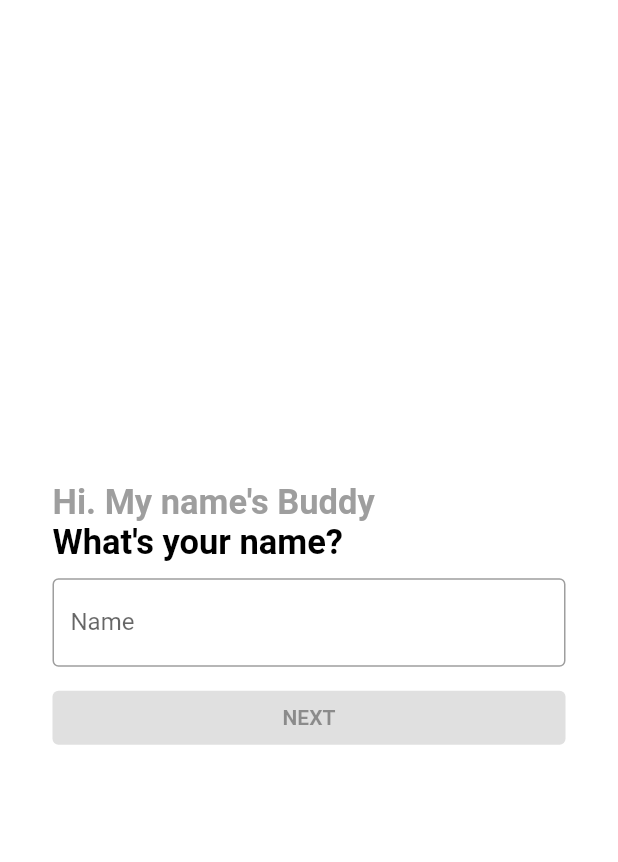
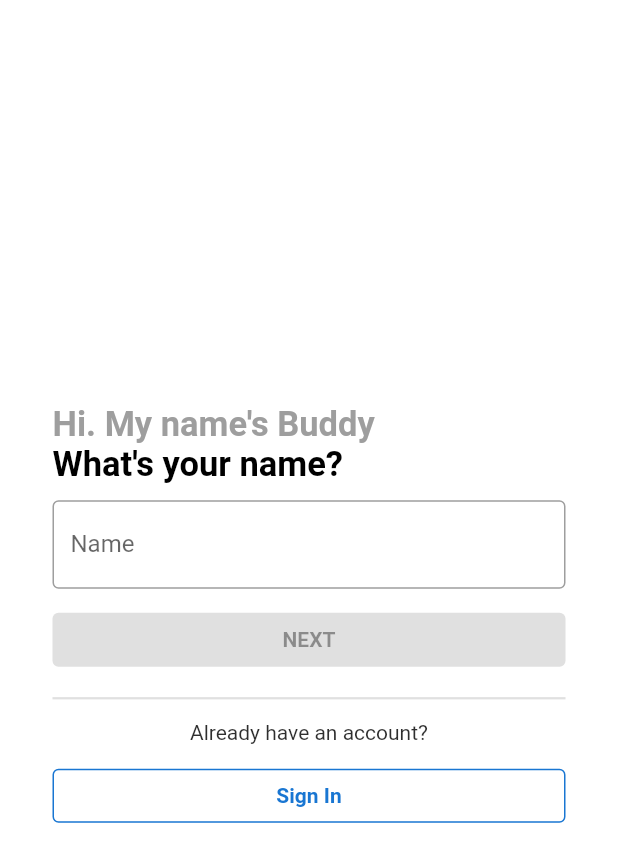
Before and after one commit to spiceFlowMatrix/positive_affirmations, a Flutter app: the NameFormScreen screen opened directly, on a phone screen of 412 x 824 dp. Shown: the top 862 px of the screen. Run offline on Flutter 3.47's test engine with Material 2 defaults, Android fonts, the phone set to English and light mode, and no system bars; our stand-ins replace bloc, cloud_firestore, equatable, firebase_core, flutter_bloc, flutter_local_notifications and 4 more; missing offline and left inert: flow_builder; accounts and stored records are empty; project files that could hold a hidden picture were left out; key blocks and very long unbroken strings in the code were emptied for the run.

Commit message:
Account setup rework Add already-have-account components to nickname form screen

```diff
--- a/src/app/lib/account_setup/widgets/name_form_screen.dart
+++ b/src/app/lib/account_setup/widgets/name_form_screen.dart
@@ -1,5 +1,5 @@
 import 'package:app/account_setup/blocs/sign_up/sign_up_bloc.dart';
-import 'package:app/account_setup/widgets/nick_name_form_screen.dart';
+import 'package:app/account_setup/widgets/already_have_account_content.dart';
 import 'package:app/consts.dart';
 import 'package:app/models/models.dart';
 import 'package:app/positive_affirmations_keys.dart';
@@ -39,6 +39,13 @@ class _NameForm extends StatelessWidget {
               _NameField(),
               Padding(padding: EdgeInsets.only(top: 10)),
               _SubmitButton(),
+              Divider(
+                height: 30,
+                thickness: 1.5,
+              ),
+              AlreadyHaveAccountLabel(),
+              Padding(padding: EdgeInsets.only(top: 10)),
+              AlreadyHaveAccountSignInButton(),
             ],
           ),
         ),
```
Also changed, not shown: src/app/lib/account_setup/widgets/nick_name_form_screen.dart (+8 -0 lines).
